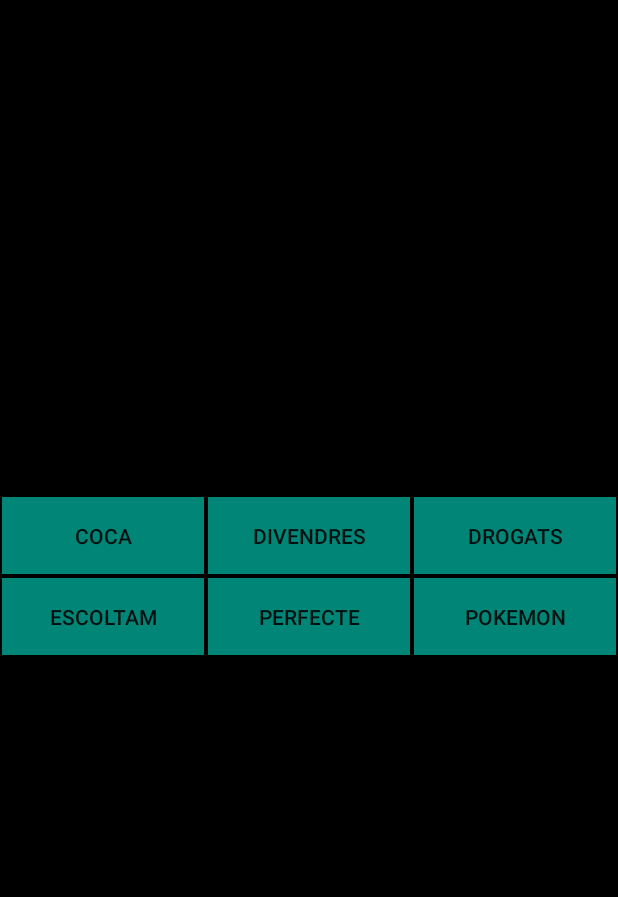
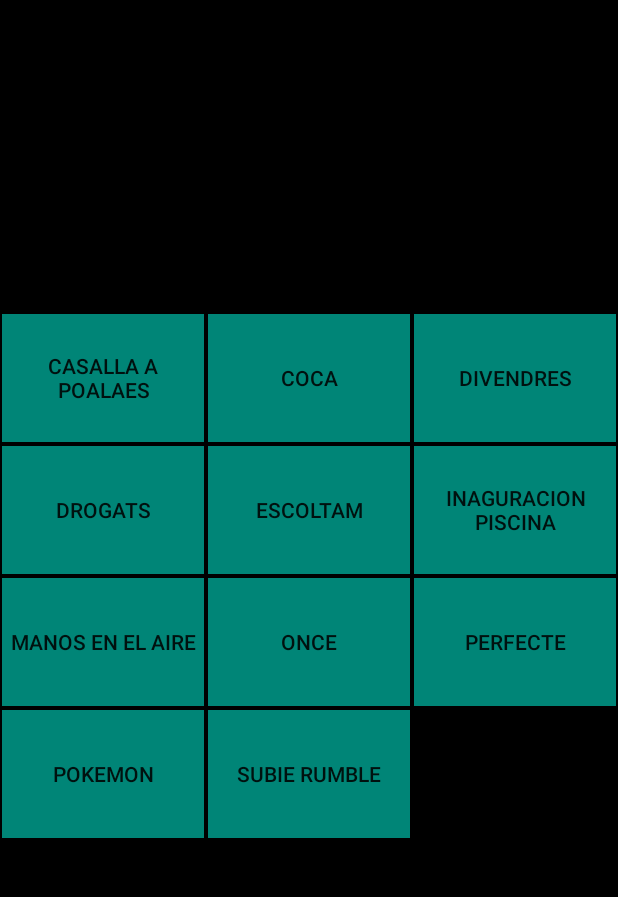
Before and after one commit to VictorTorrens/FatoApp, an Android app: the screen it shows after launch (MainActivity), on a phone screen of 412 x 824 dp, the part 84-981 px from its top. Run offline under Robolectric (Android 15) with nearby library versions, the phone set to English and light mode, and no system bars.

Commit message:
more mims

```diff
--- a/app/src/main/java/com/fato/victor/fatoapp/MainActivity.java
+++ b/app/src/main/java/com/fato/victor/fatoapp/MainActivity.java
@@ -26,6 +26,13 @@
         memes.add(new Meme(R.raw.escoltam, false, "image", "Escoltam"));
         memes.add(new Meme(R.raw.coca, false, "image", "Coca"));
         memes.add(new Meme(R.raw.pokemon, false, "image", "Pokemon"));
+        memes.add(new Meme(R.raw.casallapoalaes, false, "image", "Casalla a Poalaes"));
+        memes.add(new Meme(R.raw.manosaire, false, "image", "Manos en el Aire"));
+        memes.add(new Meme(R.raw.piscina, false, "image", "Inaguracion Piscina"));
+        memes.add(new Meme(R.raw.subierumble, false, "image", "Subie Rumble"));
+        memes.add(new Meme(R.raw.once, false, "image", "ONCE"));
+
+
 
         Collections.sort(memes);
 
--- a/app/src/main/res/layout/buttonlist.xml
+++ b/app/src/main/res/layout/buttonlist.xml
@@ -13,9 +13,7 @@
     <Button
         android:id="@+id/button3"
         android:layout_width="match_parent"
-        android:layout_height="match_parent"
-        android:background="@color/colorPrimary"
-        android:padding="16dp"
-        android:text="Button" />
+        android:layout_height="85dp"
+        android:background="@color/colorPrimary"/>
 
 </LinearLayout>
```
Also changed, not shown: 5 other files.
